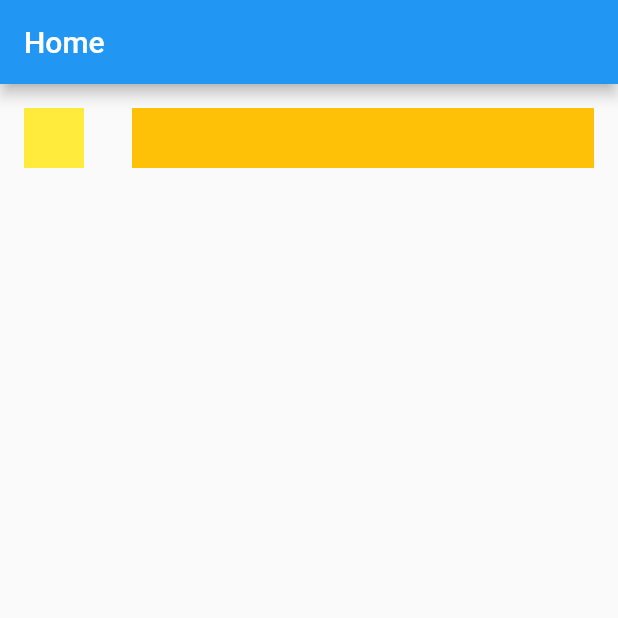
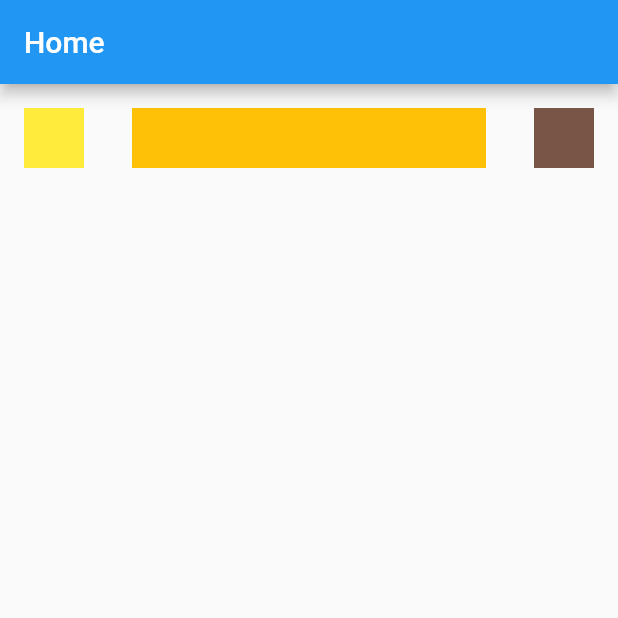
Before and after one commit to simonojok19/flutter_chapter5, a Flutter app: the screen it shows after launch, on a phone screen of 412 x 824 dp, the top half of it. Run offline on Flutter 3.47's test engine with Material 2 defaults, Android fonts, the phone set to English and light mode, and no system bars.

Commit message:
added the remaining widget

```diff
--- a/lib/pages/home.dart
+++ b/lib/pages/home.dart
@@ -32,6 +32,12 @@ class _HomeState extends State<Home> {
                         height: 40.0,
                         width: 40.0
                       ),
+                    ),
+                    Padding(padding: EdgeInsets.all(16.0),),
+                    Container(
+                      color: Colors.brown,
+                      height: 40.0,
+                      width: 40.0
                     )
                   ]
                 )
```
